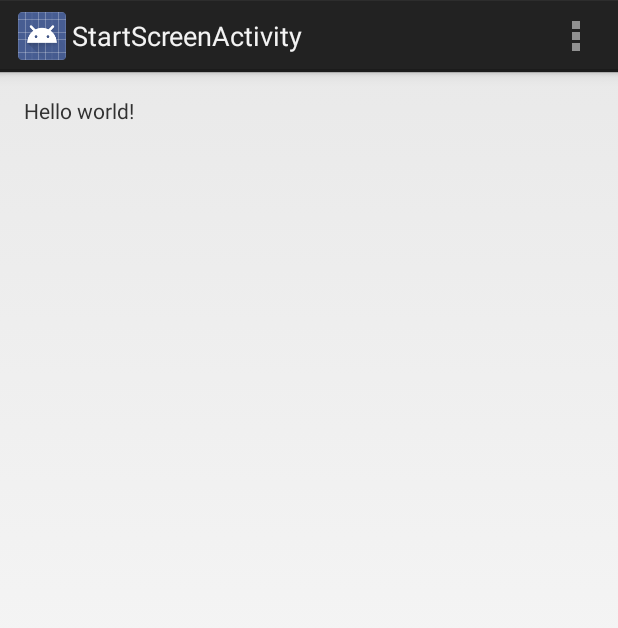
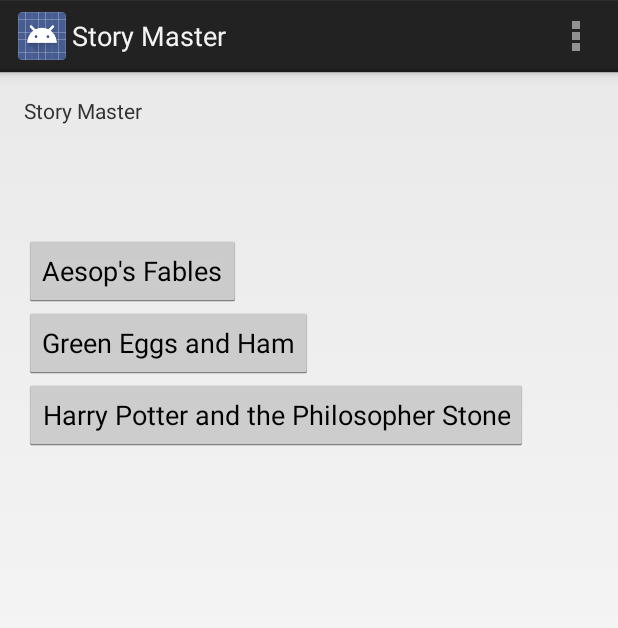
Before and after one commit to Revision24601/StoryMaster, an Android app: the StartScreenActivity screen opened directly, with no data from a screen before it, on a phone screen of 412 x 824 dp. Shown: the top 628 px of the screen. Run offline under Robolectric (Android 15) with nearby library versions, the phone set to English and light mode, and no system bars.

Commit message:
StartScreen + Logos

```diff
--- a/mobile/src/main/res/layout/activity_start_screen.xml
+++ b/mobile/src/main/res/layout/activity_start_screen.xml
@@ -2,15 +2,44 @@
     xmlns:tools="http://schemas.android.com/tools"
     android:layout_width="match_parent"
     android:layout_height="match_parent"
-    android:paddingLeft="@dimen/activity_horizontal_margin"
-    android:paddingRight="@dimen/activity_horizontal_margin"
-    android:paddingTop="@dimen/activity_vertical_margin"
-    android:paddingBottom="@dimen/activity_vertical_margin"
+    android:paddingLeft="16dp"
+    android:paddingRight="16dp"
+    android:paddingTop="16dp"
+    android:paddingBottom="16dp"
     tools:context="com.hackathon.spectralnischay.next36.StartScreenActivity">
 
     <TextView
-        android:text="@string/hello_world"
+        android:text="@string/app_name"
         android:layout_width="wrap_content"
-        android:layout_height="wrap_content" />
+        android:layout_height="wrap_content"
+        android:id="@+id/textView" />
+
+    <LinearLayout
+        android:orientation="vertical"
+        android:layout_width="fill_parent"
+        android:layout_height="fill_parent"
+        android:layout_below="@+id/textView"
+        android:layout_alignParentLeft="true"
+        android:layout_alignParentStart="true"
+        android:layout_marginTop="73dp">
+
+        <Button
+            android:layout_width="wrap_content"
+            android:layout_height="wrap_content"
+            android:text="Aesop's Fables"
+            android:id="@+id/button" />
+
+        <Button
+            android:layout_width="wrap_content"
+            android:layout_height="wrap_content"
+            android:text="Green Eggs and Ham"
+            android:id="@+id/button2" />
+
+        <Button
+            android:layout_width="wrap_content"
+            android:layout_height="wrap_content"
+            android:text="Harry Potter and the Philosopher Stone"
+            android:id="@+id/button3" />
+    </LinearLayout>
 
 </RelativeLayout>
--- a/mobile/src/main/res/values/strings.xml
+++ b/mobile/src/main/res/values/strings.xml
@@ -1,9 +1,11 @@
 <?xml version="1.0" encoding="utf-8"?>
 <resources>
 
-    <string name="app_name">Next36</string>
+    <string name="app_name">Story Master</string>
     <string name="hello_world">Hello world!</string>
     <string name="action_settings">Settings</string>
     <string name="title_activity_start_screen">StartScreenActivity</string>
+    <string name="start_screen">Get Started!</string>
+    <string name="title_activity_arm_up">ArmUpActivity</string>
 
 </resources>
```
Also changed, not shown: mobile/src/main/AndroidManifest.xml (+5 -5 lines), mobile/src/main/java/com/hackathon/spectralnischay/next36/ArmUpActivity.java (added, +36 -0 lines), 3 other files.
